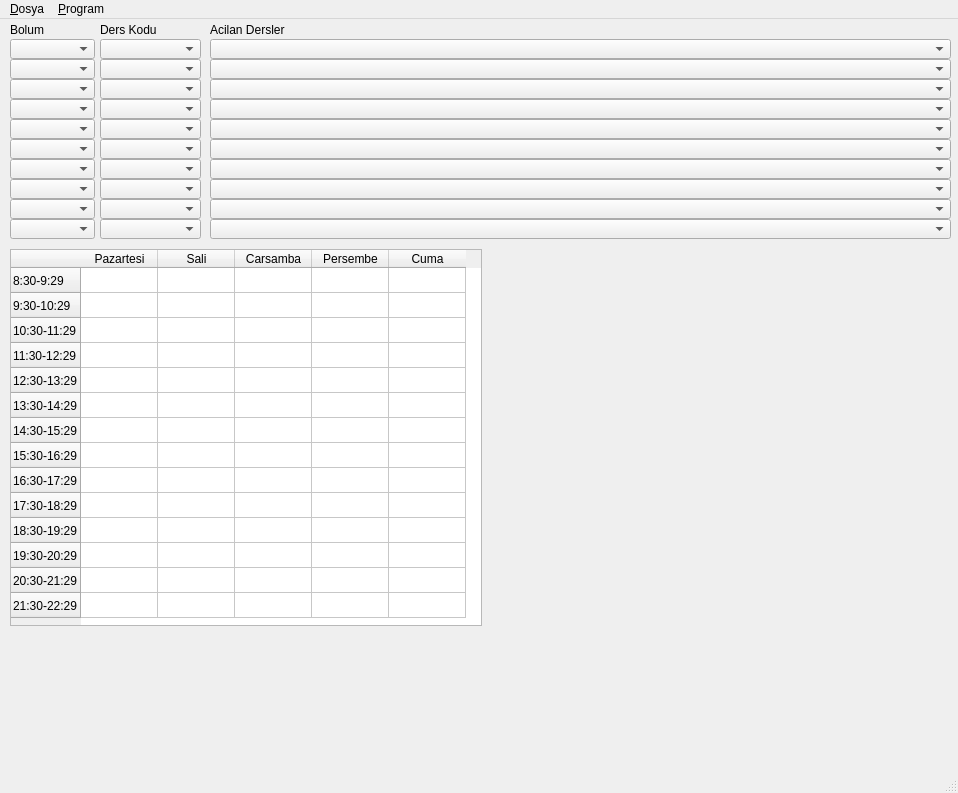
This is mainwindow.ui in omerfirmak/ITU-Programci-PY as Qt 5 draws it before an edit. The edited form follows.
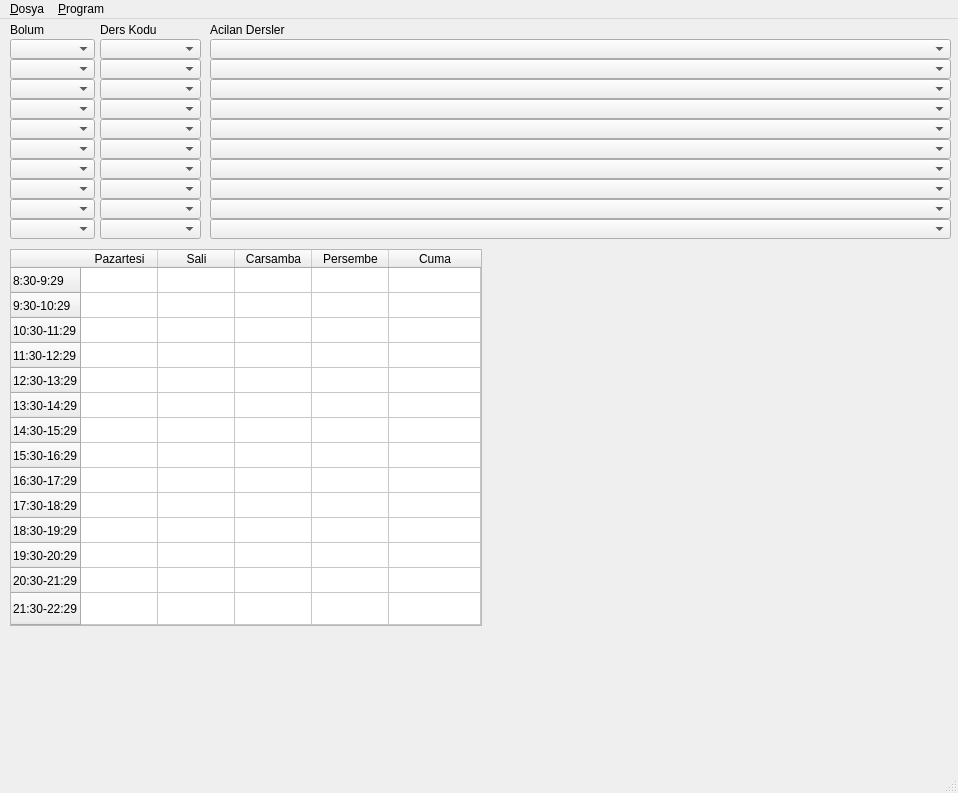
This is the edited form.

What changed in the file:
```diff
--- a/mainwindow.ui
+++ b/mainwindow.ui
@@ -104,12 +104,18 @@
     <attribute name="horizontalHeaderMinimumSectionSize">
      <number>23</number>
     </attribute>
+    <attribute name="horizontalHeaderStretchLastSection">
+     <bool>true</bool>
+    </attribute>
     <attribute name="verticalHeaderVisible">
      <bool>true</bool>
     </attribute>
     <attribute name="verticalHeaderDefaultSectionSize">
      <number>25</number>
     </attribute>
+    <attribute name="verticalHeaderStretchLastSection">
+     <bool>true</bool>
+    </attribute>
     <row>
      <property name="text">
       <string>8:30-9:29</string>
```
